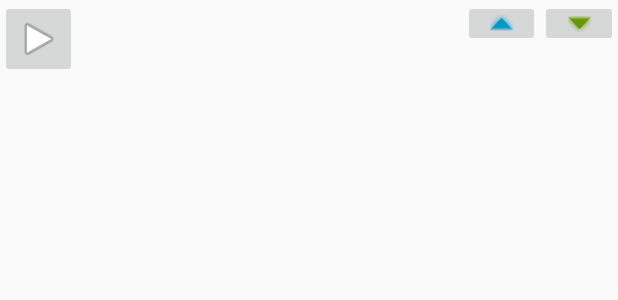
After one commit to akhurange/dhamma-player, an Android app: the layout media_file_item.xml on its own in the app's theme, with its tools: preview values and no code run, on a phone screen of 412 x 824 dp. The commit adds this screen. Shown: the top 300 px of the screen. Run offline under Robolectric (Android 15) with nearby library versions, the phone set to English and light mode, and no system bars.

Commit message:
added functionality to order the selected media files.

```diff
--- /dev/null
+++ b/app/src/main/res/layout/media_file_item.xml
@@ -0,0 +1,39 @@
+<?xml version="1.0" encoding="utf-8"?>
+<LinearLayout xmlns:android="http://schemas.android.com/apk/res/android"
+    android:orientation="horizontal"
+    android:layout_width="match_parent"
+    android:layout_height="wrap_content">
+
+    <ImageButton
+        android:layout_width="0dp"
+        android:layout_height="wrap_content"
+        android:layout_weight="1"
+        android:id="@+id/btPlay"
+        android:src="@android:drawable/ic_media_play"
+        android:contentDescription="@string/media_play" />
+
+    <TextView
+        android:layout_width="0dp"
+        android:layout_height="wrap_content"
+        android:layout_weight="5"
+        android:id="@+id/tvMediaTitle"/>
+
+    <ImageButton
+        android:layout_width="0dp"
+        android:layout_height="wrap_content"
+        android:layout_weight="1"
+        android:id="@+id/btUp"
+        android:tint="@android:color/holo_blue_dark"
+        android:src="@android:drawable/arrow_up_float"
+        android:contentDescription="@string/up_arrow" />
+
+    <ImageButton
+        android:layout_width="0dp"
+        android:layout_height="wrap_content"
+        android:layout_weight="1"
+        android:id="@+id/btDown"
+        android:tint="@android:color/holo_green_dark"
+        android:src="@android:drawable/arrow_down_float"
+        android:contentDescription="@string/down_arrow" />
+
+</LinearLayout>
--- a/app/src/main/res/values/strings.xml
+++ b/app/src/main/res/values/strings.xml
@@ -38,4 +38,8 @@
     <string name="channel_description">Dhamma Media Player</string>
     <string name="service_notification_text">Dhamma Media Player</string>
 
+    <!-- Media File Item  -->
+    <string name="up_arrow">Move Media File Up</string>
+    <string name="down_arrow">Move Media File Down</string>
+
 </resources>
```
Also changed, not shown: app/src/main/java/org/dhamma/dhammaplayer/schedule/MediaFileAdapter.java (added, +85 -0 lines), app/src/main/java/org/dhamma/dhammaplayer/schedule/NewSchedule.java (+2 -17 lines).
